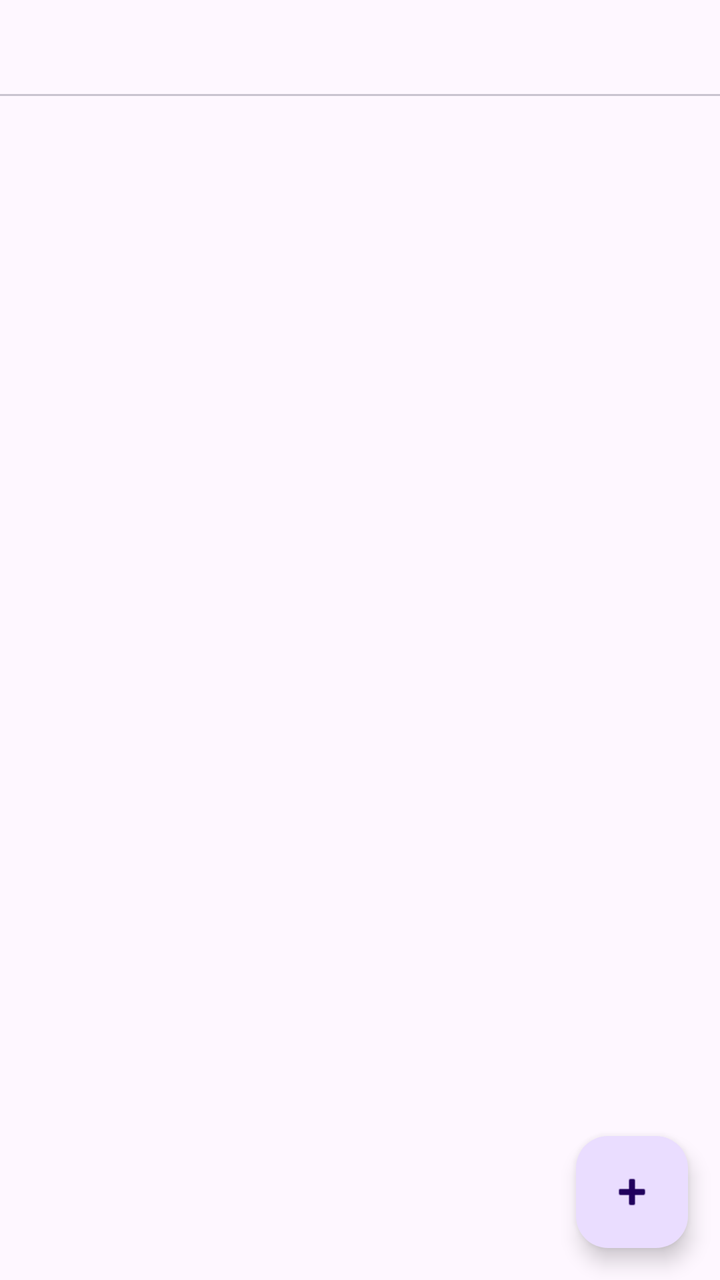
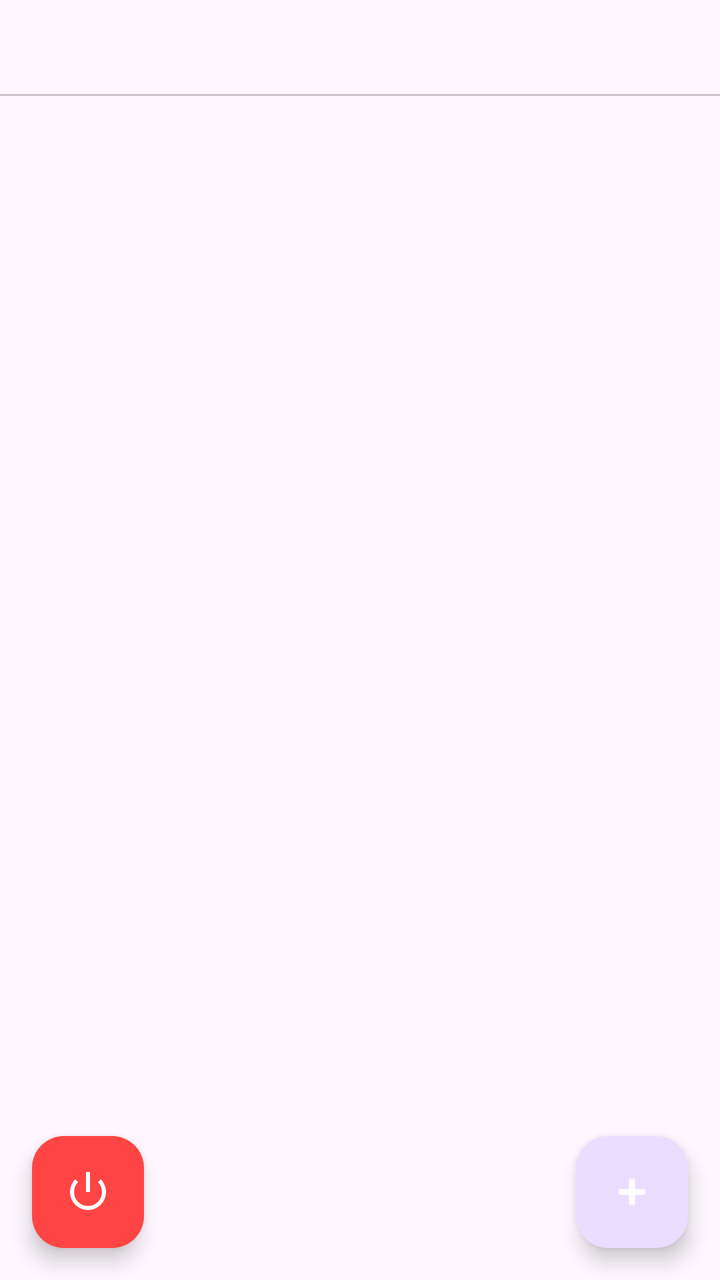

Before-and-after screenshots of an Android layout around one commit, followed by the original layout XML and the change that was made.
<!-- AndroidManifest.xml: application theme Theme.Kanban -->
<!-- res/layout/activity_main.xml -->
<?xml version="1.0" encoding="utf-8"?>
<LinearLayout xmlns:android="http://schemas.android.com/apk/res/android"
    xmlns:app="http://schemas.android.com/apk/res-auto"
    android:layout_width="match_parent"
    android:layout_height="match_parent"
    android:orientation="vertical">

    <com.google.android.material.tabs.TabLayout
        android:id="@+id/tabLayout"
        android:layout_width="match_parent"
        android:layout_height="wrap_content"
        app:tabMode="fixed"
        app:tabGravity="fill"/>

    <androidx.viewpager2.widget.ViewPager2
        android:id="@+id/viewPager"
        android:layout_width="match_parent"
        android:layout_height="0dp"
        android:layout_weight="1"/>

    <com.google.android.material.floatingactionbutton.FloatingActionButton
        android:id="@+id/fabAddTask"
        android:layout_width="wrap_content"
        android:layout_height="wrap_content"
        android:layout_gravity="end|bottom"
        android:layout_margin="16dp"
        android:src="@android:drawable/ic_input_add"/>

</LinearLayout>
<!-- resources referenced by this layout -->
<resources>
  <style name="Theme.Kanban" parent="Base.Theme.Kanban" />
  <style name="Base.Theme.Kanban" parent="Theme.Material3.DayNight.NoActionBar">
          
          
      </style>
</resources>

<!-- the commit's change to res/layout/activity_main.xml (unified diff, before → after) -->
@@ -12,18 +12,36 @@
         app:tabMode="fixed"
         app:tabGravity="fill"/>
 
-    <androidx.viewpager2.widget.ViewPager2
-        android:id="@+id/viewPager"
+    <FrameLayout
         android:layout_width="match_parent"
         android:layout_height="0dp"
-        android:layout_weight="1"/>
+        android:layout_weight="1">
 
-    <com.google.android.material.floatingactionbutton.FloatingActionButton
-        android:id="@+id/fabAddTask"
-        android:layout_width="wrap_content"
-        android:layout_height="wrap_content"
-        android:layout_gravity="end|bottom"
-        android:layout_margin="16dp"
-        android:src="@android:drawable/ic_input_add"/>
+        <androidx.viewpager2.widget.ViewPager2
+            android:id="@+id/viewPager"
+            android:layout_width="match_parent"
+            android:layout_height="match_parent"/>
+
+        <com.google.android.material.floatingactionbutton.FloatingActionButton
+            android:id="@+id/fabAddTask"
+            android:layout_width="wrap_content"
+            android:layout_height="wrap_content"
+            android:layout_gravity="end|bottom"
+            android:layout_margin="16dp"
+            android:src="@android:drawable/ic_input_add"
+            app:tint="@android:color/white"/>
+
+        <com.google.android.material.floatingactionbutton.FloatingActionButton
+            android:id="@+id/fabLogout"
+            android:layout_width="wrap_content"
+            android:layout_height="wrap_content"
+            android:layout_gravity="start|bottom"
+            android:layout_margin="16dp"
+            android:src="@android:drawable/ic_lock_power_off"
+            app:fabSize="mini"
+            app:tint="@android:color/white"
+            android:backgroundTint="#FF4444"/>
+
+    </FrameLayout>
 
 </LinearLayout>
